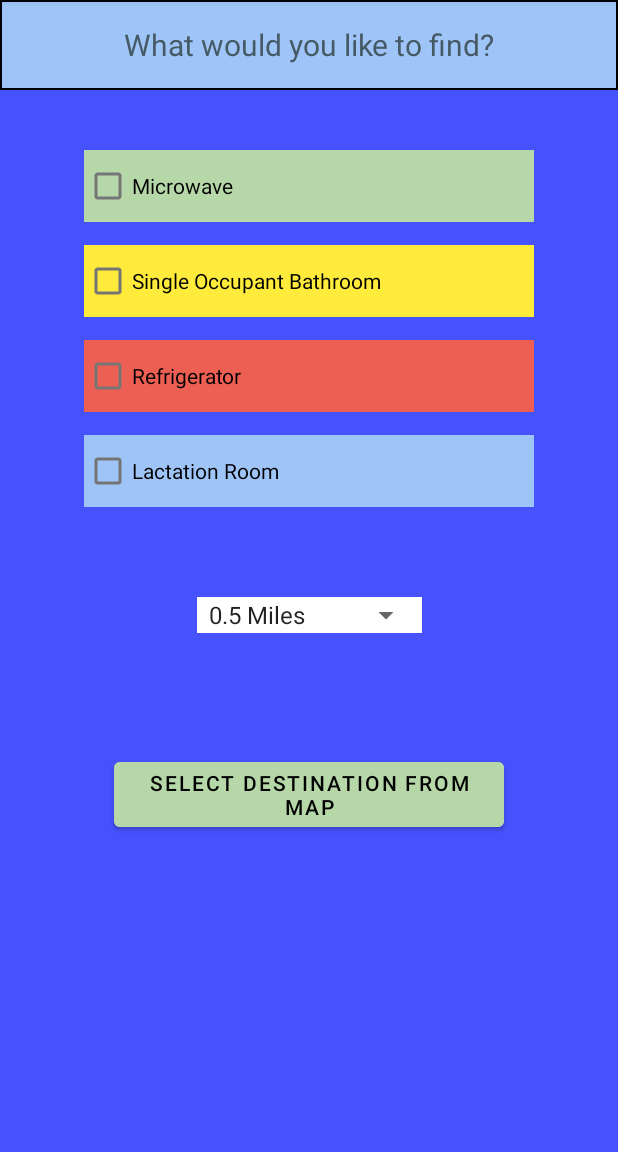
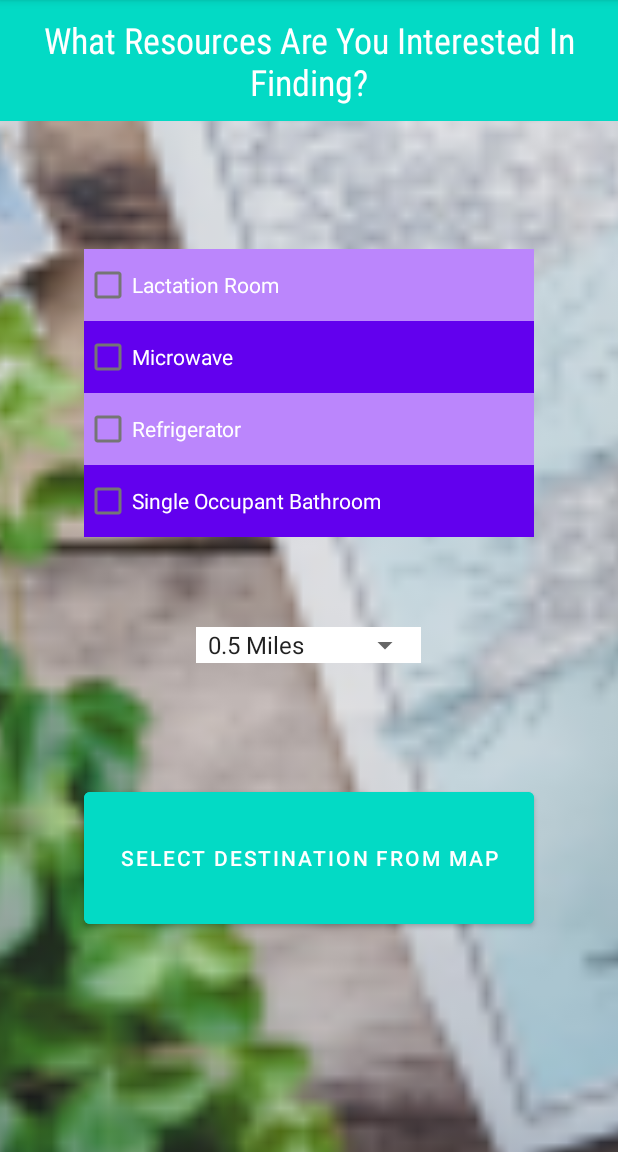
Before and after one commit to smoonUW/HelpMeFind, an Android app: the screen it shows after launch (FilterSearch), on a phone screen of 412 x 824 dp, the part 84-1236 px from its top. Run offline under Robolectric (Android 15) with nearby library versions, the light colour scheme and no system bars; our stand-ins replace Firebase (no records; nobody signed in at launch, a user with empty details on screens opened directly); 1 statement that could not run was skipped.

Commit message:
Styling of Filter Search seems good.

```diff
--- a/app/src/main/res/layout/activity_filter_search.xml
+++ b/app/src/main/res/layout/activity_filter_search.xml
@@ -4,9 +4,7 @@
     xmlns:tools="http://schemas.android.com/tools"
     android:layout_width="match_parent"
     android:layout_height="match_parent"
-    tools:context=".FilterSearch"
-    android:background="#4652fc"
-    >
+    tools:context=".FilterSearch">
 
     <!--    <TextView-->
     <!--        android:id="@+id/filterTitle"-->
@@ -21,86 +19,101 @@
     <!--        app:layout_constraintStart_toStartOf="parent"-->
     <!--        app:layout_constraintTop_toTopOf="parent" />-->
 
+    <ImageView
+        android:id="@+id/imageView"
+        android:layout_width="match_parent"
+        android:layout_height="match_parent"
+        android:scaleX="2"
+        android:scaleY="2"
+        app:srcCompat="@mipmap/home_background" />
+
     <TextView
         android:id="@+id/filterQuestion"
         android:layout_width="match_parent"
-        android:layout_height="60dp"
-        android:background="@drawable/filter_question_background"
+        android:layout_height="wrap_content"
+        android:background="@color/teal_200"
+        android:fontFamily="sans-serif-condensed"
+
         android:gravity="center"
-
-        android:text="What would you like to find?"
-        android:textColor="#455A64"
-        android:textSize="20sp"
+        android:paddingLeft="10dp"
+        android:paddingTop="10dp"
+        android:paddingRight="10dp"
+        android:paddingBottom="10dp"
+        android:text="What Resources Are You Interested In Finding?"
+        android:textColor="@color/white"
+        android:textSize="24sp"
         app:layout_constraintEnd_toEndOf="parent"
         app:layout_constraintStart_toStartOf="parent"
         app:layout_constraintTop_toTopOf="parent" />
+
+    <ScrollView
+        android:layout_width="fill_parent"
+        android:layout_height="wrap_content"
+        android:layout_marginTop="70dp"
+        app:layout_constraintTop_toBottomOf="@+id/filterQuestion"
+        tools:layout_editor_absoluteX="-2dp">
+
+        <LinearLayout
+            android:layout_width="match_parent"
+            android:layout_height="wrap_content"
+            android:orientation="vertical">
+
+            <CheckBox
+                android:id="@+id/lactationCheckBox"
+                android:layout_width="300dp"
+                android:layout_height="wrap_content"
+                android:layout_gravity="center"
+                android:layout_marginTop="15dp"
+
+                android:background="@color/purple_200"
+                android:checked="false"
+                android:text="Lactation Room"
+
+                android:textColor="@color/white" />
 
             <CheckBox
                 android:id="@+id/microwaveCheckBox"
                 android:layout_width="300dp"
                 android:layout_height="wrap_content"
-        android:layout_marginTop="40dp"
-        android:background="#b6d7a8"
+                android:layout_gravity="center"
+                android:layout_marginTop="0dp"
+                android:background="@color/purple_500"
                 android:checked="false"
                 android:text="Microwave"
-        android:textColor="@color/black"
-        app:layout_constraintEnd_toEndOf="parent"
-        app:layout_constraintStart_toStartOf="parent"
-        app:layout_constraintTop_toBottomOf="@+id/filterQuestion" />
+                android:textColor="@color/white" />
+
+            <CheckBox
+                android:id="@+id/refrigeratorCheckBox"
+                android:layout_width="300dp"
+                android:layout_height="wrap_content"
+                android:layout_gravity="center"
+                android:layout_marginTop="0dp"
+                android:background="@color/purple_200"
+
+                android:checked="false"
+                android:text="Refrigerator"
+
+                android:textColor="@color/white" />
 
             <CheckBox
                 android:id="@+id/bathroomCheckBox"
                 android:layout_width="300dp"
                 android:layout_height="wrap_content"
-        android:layout_marginTop="15dp"
-        android:background="#FFEB3B"
+                android:layout_gravity="center"
+                android:layout_marginTop="0dp"
+                android:background="@color/purple_500"
                 android:checked="false"
                 android:text="Single Occupant Bathroom"
-        android:textColor="@color/black"
-        app:layout_constraintEnd_toEndOf="parent"
-        app:layout_constraintStart_toStartOf="parent"
 
-        app:layout_constraintTop_toBottomOf="@+id/microwaveCheckBox" />
-
-    <CheckBox
-        android:id="@+id/refrigeratorCheckBox"
-        android:layout_width="300dp"
-        android:layout_height="wrap_content"
-        android:layout_marginTop="15dp"
-        android:background="#ED5E53"
-        android:checked="false"
-
-        android:text="Refrigerator"
-        android:textColor="@color/black"
-        app:layout_constraintEnd_toEndOf="parent"
-        app:layout_constraintStart_toStartOf="parent"
-
-        app:layout_constraintTop_toBottomOf="@+id/bathroomCheckBox" />
-
-    <CheckBox
-        android:id="@+id/lactationCheckBox"
-        android:layout_width="300dp"
-        android:layout_height="wrap_content"
-        android:layout_marginTop="15dp"
-        android:background="#9fc5f8"
-
-        android:checked="false"
-        android:text="Lactation Room"
-        android:textColor="@color/black"
-        app:layout_constraintEnd_toEndOf="parent"
-        app:layout_constraintStart_toStartOf="parent"
-
-        app:layout_constraintTop_toBottomOf="@+id/refrigeratorCheckBox" />
+                android:textColor="@color/white" />
 
             <RelativeLayout
                 android:id="@+id/relativeLayout"
                 android:layout_width="wrap_content"
                 android:layout_height="wrap_content"
+                android:layout_gravity="center"
                 android:layout_marginTop="60dp"
-        android:background="@color/white"
-        app:layout_constraintEnd_toEndOf="parent"
-        app:layout_constraintStart_toStartOf="parent"
-        app:layout_constraintTop_toBottomOf="@+id/lactationCheckBox">
+                android:background="@color/white">
 
                 <Spinner
                     android:id="@+id/radiusDropdown"
@@ -111,16 +124,17 @@
 
             <Button
                 android:id="@+id/selectMapViewButton"
-        android:layout_width="260dp"
-        android:layout_height="wrap_content"
+                android:layout_width="300dp"
+                android:layout_height="100dp"
+                android:layout_gravity="center"
                 android:layout_marginTop="80dp"
-        android:backgroundTint="#b6d7a8"
+                android:backgroundTint="@color/teal_200"
                 android:onClick="goToMapView"
                 android:text="Select Destination from Map"
-        android:textColor="#000000"
-        app:layout_constraintEnd_toEndOf="parent"
-        app:layout_constraintStart_toStartOf="parent"
-        app:layout_constraintTop_toBottomOf="@+id/relativeLayout" />
+                android:textColor="@color/white" />
+
+        </LinearLayout>
+    </ScrollView>
 
 
 </androidx.constraintlayout.widget.ConstraintLayout>
--- /dev/null
+++ b/app/src/main/res/mipmap-anydpi-v26/home_background.xml
@@ -0,0 +1,5 @@
+<?xml version="1.0" encoding="utf-8"?>
+<adaptive-icon xmlns:android="http://schemas.android.com/apk/res/android">
+    <background android:drawable="@color/home_background_background"/>
+    <foreground android:drawable="@mipmap/home_background_foreground"/>
+</adaptive-icon>
--- /dev/null
+++ b/app/src/main/res/mipmap-anydpi-v26/home_background_round.xml
@@ -0,0 +1,5 @@
+<?xml version="1.0" encoding="utf-8"?>
+<adaptive-icon xmlns:android="http://schemas.android.com/apk/res/android">
+    <background android:drawable="@color/home_background_background"/>
+    <foreground android:drawable="@mipmap/home_background_foreground"/>
+</adaptive-icon>
--- /dev/null
+++ b/app/src/main/res/values/home_background_background.xml
@@ -0,0 +1,4 @@
+<?xml version="1.0" encoding="utf-8"?>
+<resources>
+    <color name="home_background_background">#AACCCF</color>
+</resources>
```
Also changed, not shown: app/src/main/home_background-playstore.png (added), app/src/main/res/mipmap-hdpi/home_background.png (added), app/src/main/res/mipmap-hdpi/home_background_foreground.png (added), app/src/main/res/mipmap-hdpi/home_background_round.png (added), app/src/main/res/mipmap-mdpi/home_background.png (added), app/src/main/res/mipmap-mdpi/home_background_foreground.png (added), app/src/main/res/mipmap-mdpi/home_background_round.png (added), app/src/main/res/mipmap-xhdpi/home_background.png (added), app/src/main/res/mipmap-xhdpi/home_background_foreground.png (added), app/src/main/res/mipmap-xhdpi/home_background_round.png (added), app/src/main/res/mipmap-xxhdpi/home_background.png (added), app/src/main/res/mipmap-xxhdpi/home_background_foreground.png (added), app/src/main/res/mipmap-xxhdpi/home_background_round.png (added), app/src/main/res/mipmap-xxxhdpi/home_background.png (added), 2 more files. Lines whose indentation alone changed are shown as unchanged.
